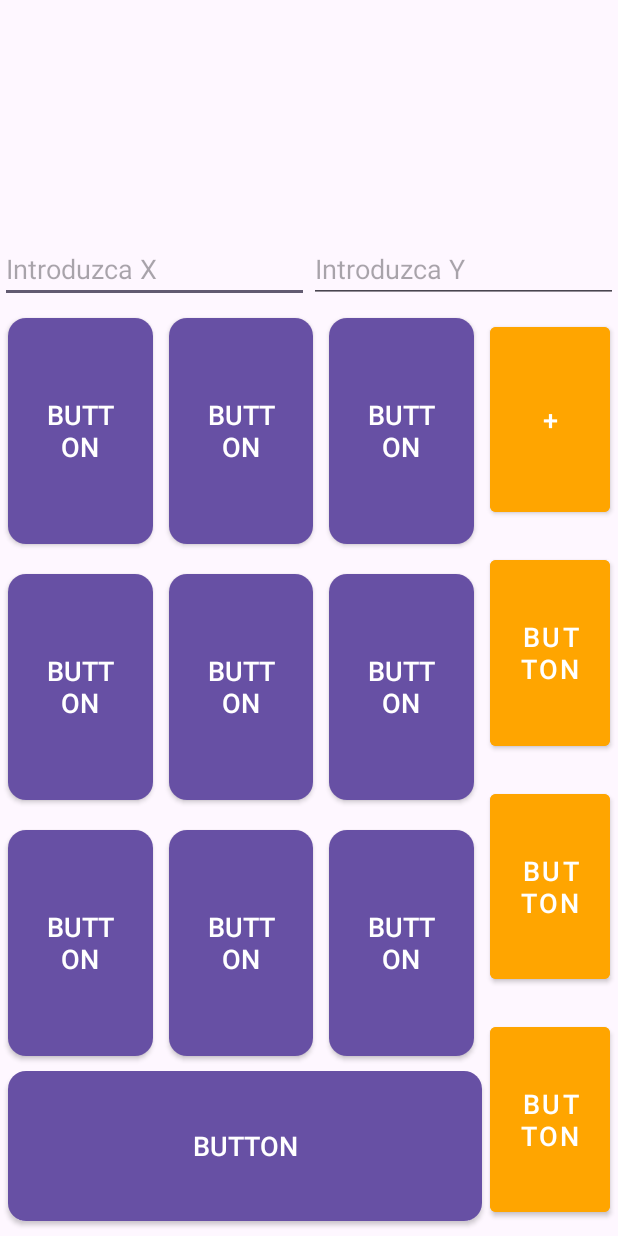
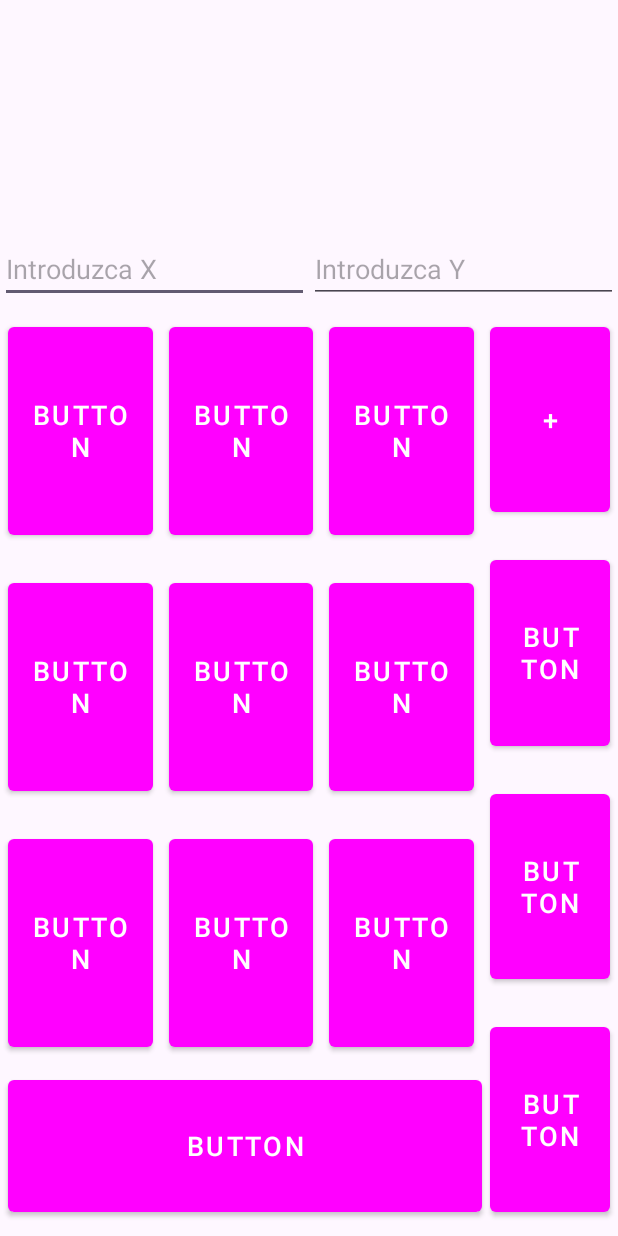
Before and after one commit to Manuvi03/PAD-2024-2025-Manuvi, an Android app: the screen it shows after launch (MainActivity), on a phone screen of 412 x 824 dp. Run offline under Robolectric (Android 15) with nearby library versions, the phone set to English and light mode, and no system bars.

Commit message:
cambio en del color de botones en themes.xml

```diff
--- a/app/src/main/java/es/ucm/fdi/calculator/MainActivity.java
+++ b/app/src/main/java/es/ucm/fdi/calculator/MainActivity.java
@@ -13,6 +13,7 @@ import androidx.core.view.ViewCompat;
 import androidx.core.view.WindowInsetsCompat;
 
 public class MainActivity extends AppCompatActivity {
+    private static final String TAG = MainActivity.class.getSimpleName();
     private Calculator calculator;
     private EditText editTextX;
     private EditText editTextY;
--- a/app/src/main/res/drawable/orange_gradient.xml
+++ b/app/src/main/res/drawable/orange_gradient.xml
@@ -1,6 +1,7 @@
 <?xml version="1.0" encoding="utf-8"?>
-
-<shape xmlns:android="http://schemas.android.com/apk/res/android" android:shape ="rectangle">
+<selector xmlns:android="http://schemas.android.com/apk/res/android">
+    <item>
+        <shape>
             <gradient
                 android:angle="90"
                 android:startColor="#FFA726"
@@ -9,3 +10,5 @@
 
             <corners android:radius="12dp"/>
         </shape>
+    </item>
+</selector>
--- a/app/src/main/res/values/colors.xml
+++ b/app/src/main/res/values/colors.xml
@@ -3,4 +3,5 @@
     <color name="black">#FF000000</color>
     <color name="white">#FFFFFFFF</color>
     <color name ="orange">#FFA500</color>
+
 </resources>
--- a/app/src/main/res/values/styles.xml
+++ b/app/src/main/res/values/styles.xml
@@ -1,11 +1,9 @@
 <?xml version="1.0" encoding="utf-8"?>
 <resources>
     <!-- el boton hereda de material Design es decir es un MaterialButton-->
-    <style name = "num_button_style" parent="Widget.AppCompat.Button">
+    <style name = "num_button_style" parent="Widget.MaterialComponents.Button">
         <item name="android:layout_width">0dp</item>
         <item name="android:layout_height">0dp</item>
-        <item name="android:background">@drawable/orange_gradient</item>
-        <item name="android:textColor">@color/white</item>
         <item name="android:textSize">18sp</item>
         <item name="android:layout_marginTop">10dp</item>
         <item name="android:layout_marginBottom">10dp</item>
@@ -17,8 +15,6 @@
     <style name="op_button_style" parent="Widget.MaterialComponents.Button">
         <item name="android:layout_width">80dp</item>
         <item name="android:layout_height">0dp</item>
-        <item name="android:backgroundTint">@color/orange</item>
-        <item name="android:textColor">@color/white</item>
         <item name="android:textSize">18sp</item>
         <item name="android:layout_marginTop">10dp</item>
         <item name="android:layout_marginBottom">10dp</item>
--- a/app/src/main/res/values/themes.xml
+++ b/app/src/main/res/values/themes.xml
@@ -1,8 +1,9 @@
 <resources xmlns:tools="http://schemas.android.com/tools">
     <!-- Base application theme. -->
     <style name="Base.Theme.Calculator" parent="Theme.Material3.DayNight.NoActionBar">
-        <!-- Customize your light theme here. -->
-        <!-- <item name="colorPrimary">@color/my_light_primary</item> -->
+        <item name= "colorPrimary"> @drawable/orange_gradient</item>
+        <item name= "colorPrimaryVariant"> @color/black</item>
+        <item name= "colorOnPrimary"> @color/white</item>
     </style>
 
     <style name="Theme.Calculator" parent="Base.Theme.Calculator" />
```
Lines whose indentation alone changed are shown as unchanged.
